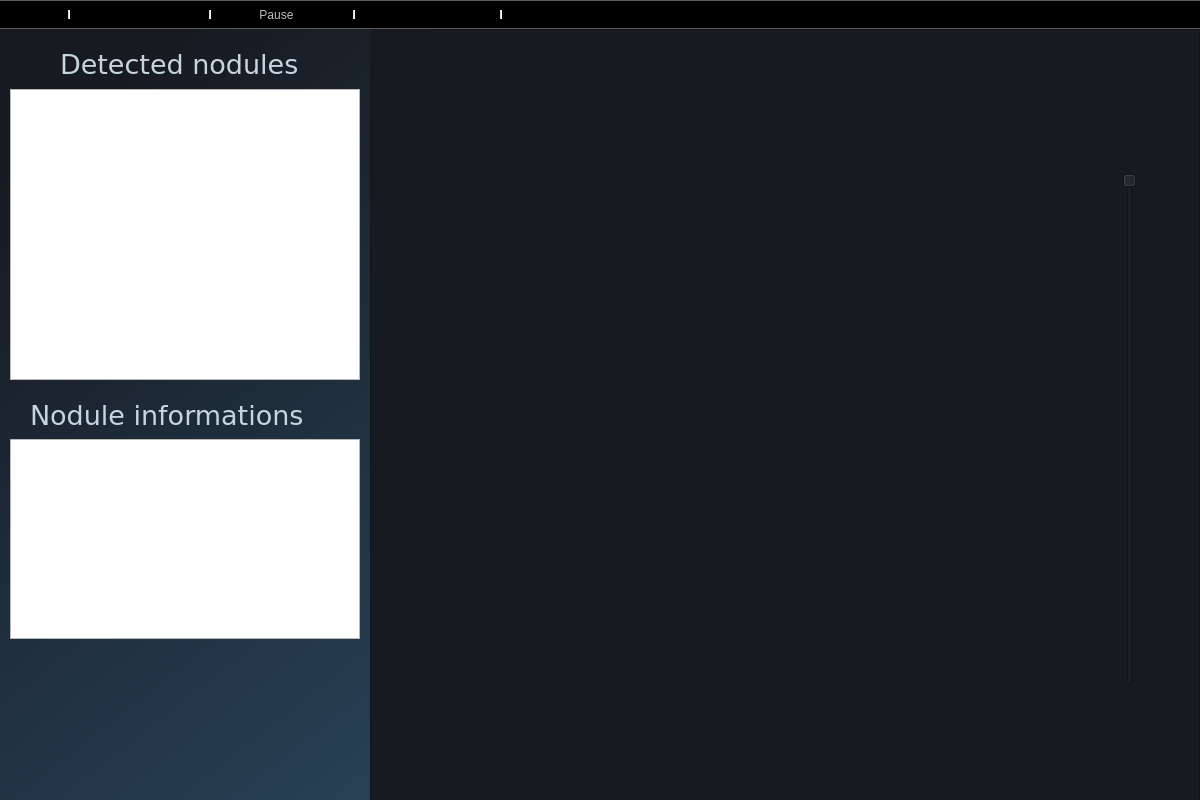
First picture: the form in UI files/detectionScreen.ui, repository Se1f0/GUI-PFE-MASTER, before the edit.
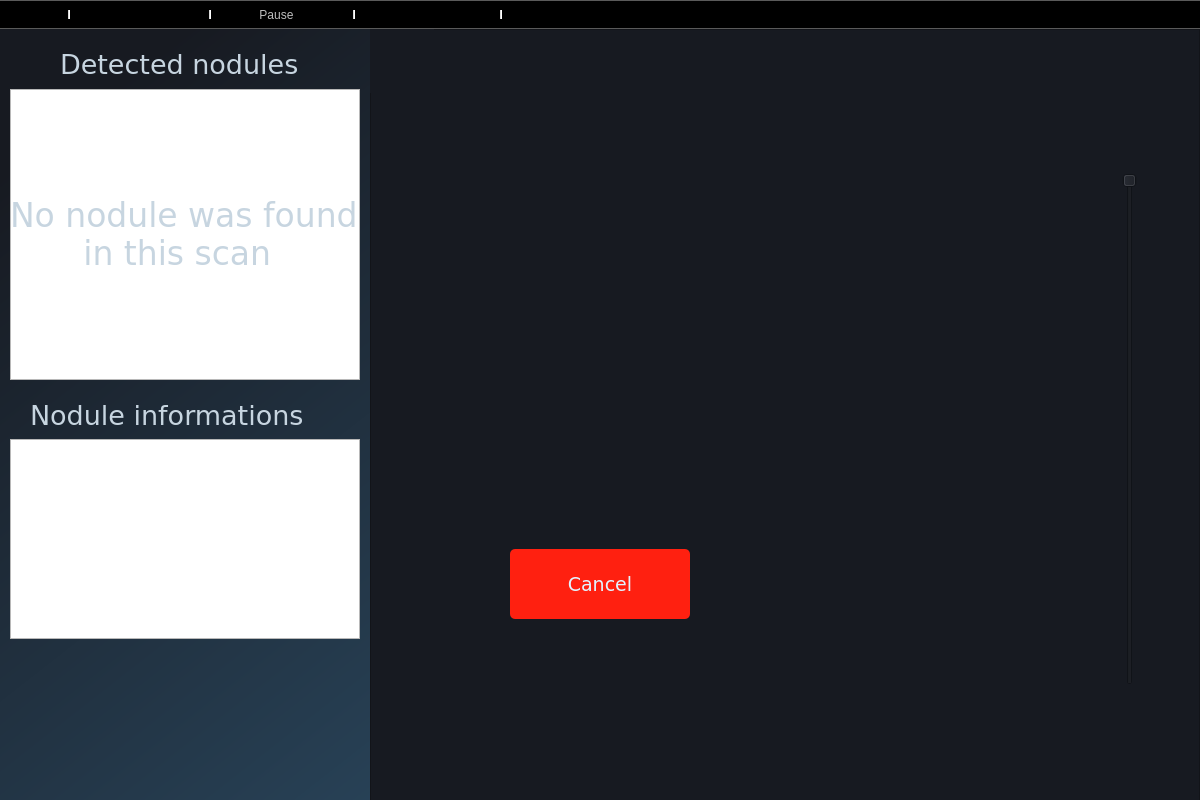
Second picture: the form after the edit. Icons and pictures are not drawn.

Commit message: Cancel loading + about screen + empty nodule case

```diff
--- a/UI files/detectionScreen.ui
+++ b/UI files/detectionScreen.ui
@@ -378,6 +378,82 @@
       <bool>true</bool>
      </property>
     </widget>
+    <widget class="QPushButton" name="cancelButtton">
+     <property name="enabled">
+      <bool>true</bool>
+     </property>
+     <property name="geometry">
+      <rect>
+       <x>510</x>
+       <y>520</y>
+       <width>180</width>
+       <height>70</height>
+      </rect>
+     </property>
+     <property name="font">
+      <font>
+       <family>Verdana</family>
+       <pointsize>14</pointsize>
+       <weight>50</weight>
+       <italic>false</italic>
+       <bold>false</bold>
+      </font>
+     </property>
+     <property name="cursor">
+      <cursorShape>PointingHandCursor</cursorShape>
+     </property>
+     <property name="styleSheet">
+      <string notr="true">font: 14pt &quot;Verdana&quot;;
+color: rgb(227, 243, 255);
+border-radius: 5px;
+background-color: rgb(255, 32, 16);</string>
+     </property>
+     <property name="text">
+      <string>Cancel</string>
+     </property>
+     <property name="checkable">
+      <bool>false</bool>
+     </property>
+    </widget>
+    <widget class="QLabel" name="emptydata">
+     <property name="geometry">
+      <rect>
+       <x>10</x>
+       <y>150</y>
+       <width>360</width>
+       <height>110</height>
+      </rect>
+     </property>
+     <property name="font">
+      <font>
+       <family>Verdana</family>
+       <pointsize>25</pointsize>
+      </font>
+     </property>
+     <property name="styleSheet">
+      <string notr="true">color: rgb(199, 213, 224);</string>
+     </property>
+     <property name="text">
+      <string>No nodule was found 
+       in this scan</string>
+     </property>
+    </widget>
+    <widget class="QLabel" name="notFound">
+     <property name="geometry">
+      <rect>
+       <x>47</x>
+       <y>272</y>
+       <width>256</width>
+       <height>256</height>
+      </rect>
+     </property>
+     <property name="text">
+      <string/>
+     </property>
+     <property name="pixmap">
+      <pixmap>../assets/not-found.png</pixmap>
+     </property>
+    </widget>
    </widget>
   </widget>
   <widget class="QToolBar" name="toolBar">
```
The commit also changes 6 other files.
